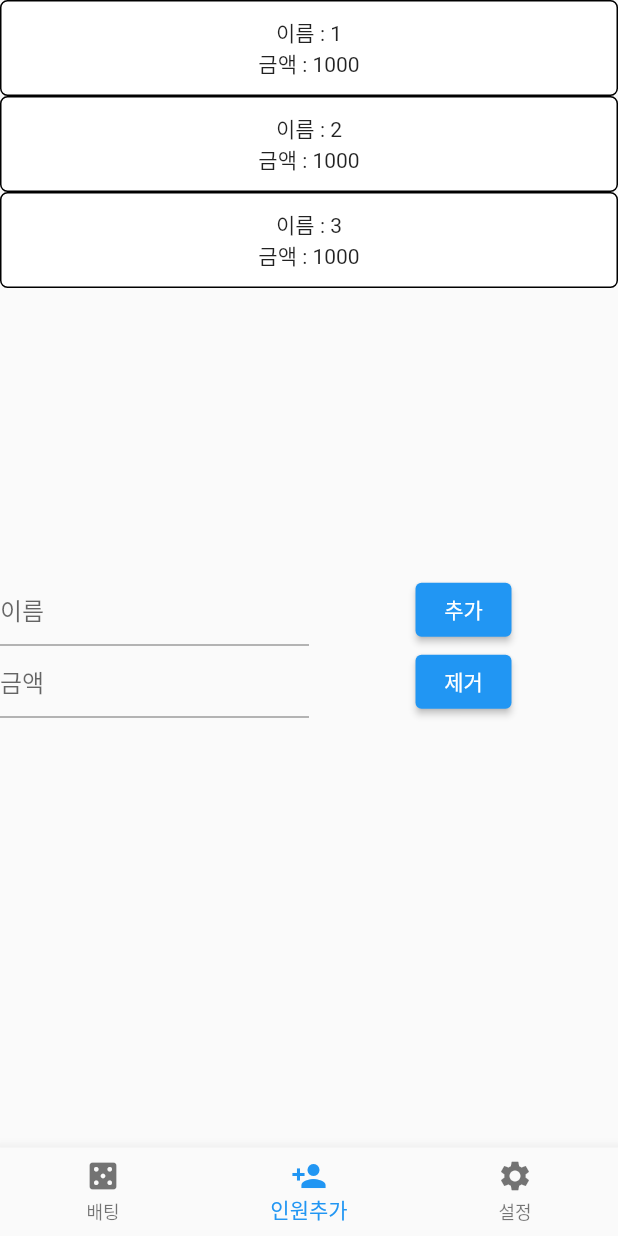
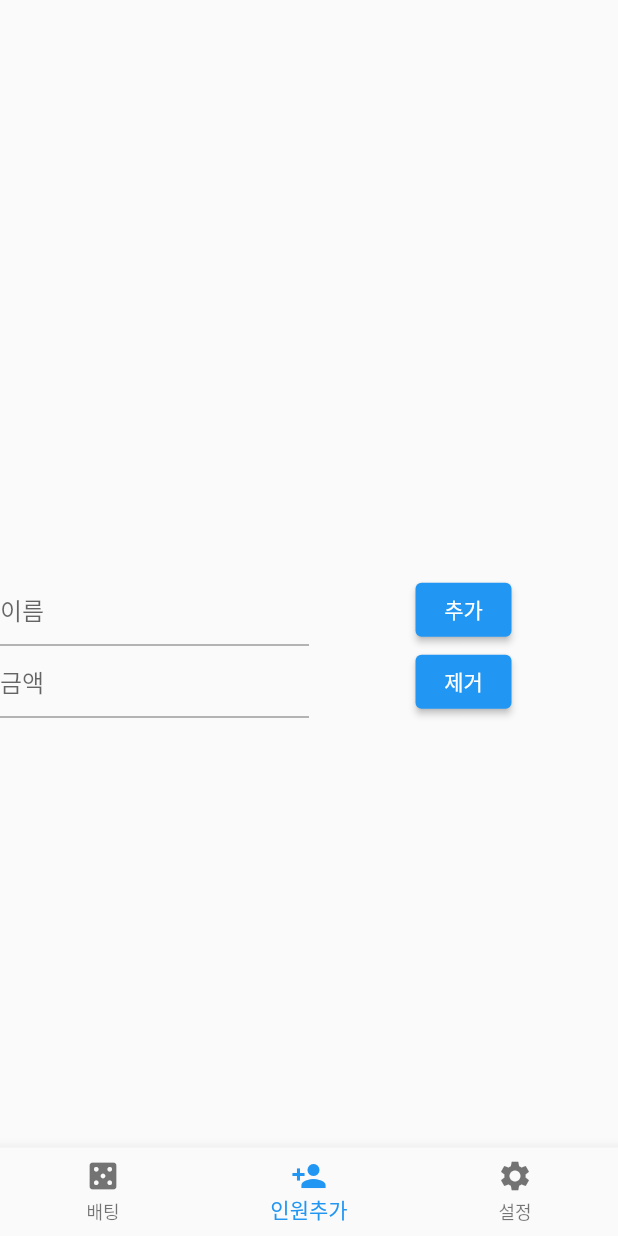
Before and after one commit to tranzal/gambling, a Flutter app: the screen it shows after launch, item 2 of the bottom bar chosen, on a phone screen of 412 x 824 dp. Run offline on Flutter 3.47's test engine with Material 2 defaults, Android fonts, the phone set to English and light mode, and no system bars.

Commit message:
배포를 위한 기본 처리

```diff
--- a/lib/app/ui/participant_page.dart
+++ b/lib/app/ui/participant_page.dart
@@ -29,14 +29,6 @@ class _ParticipantPageState extends State<ParticipantPage> {
   Widget build(BuildContext context) {
     _participant = Provider.of<ParticipantProvider>(context);
 
-    if (_participant.userList.isEmpty) {
-      _participant.add(
-          id: _participant.getLastIndex() + 1, userName: '1', money: 1000);
-      _participant.add(
-          id: _participant.getLastIndex() + 1, userName: '2', money: 1000);
-      _participant.add(
-          id: _participant.getLastIndex() + 1, userName: '3', money: 1000);
-    }
     return Column(
       children: <Widget>[
         Flexible(
```
Also changed, not shown: 2 other files.
